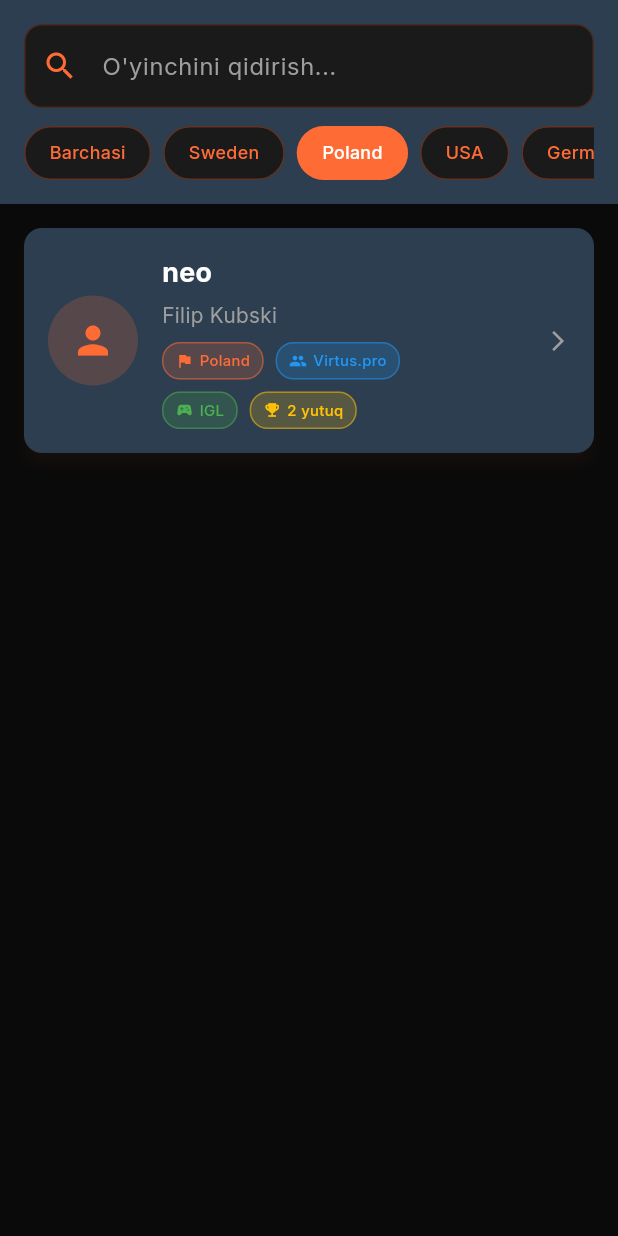
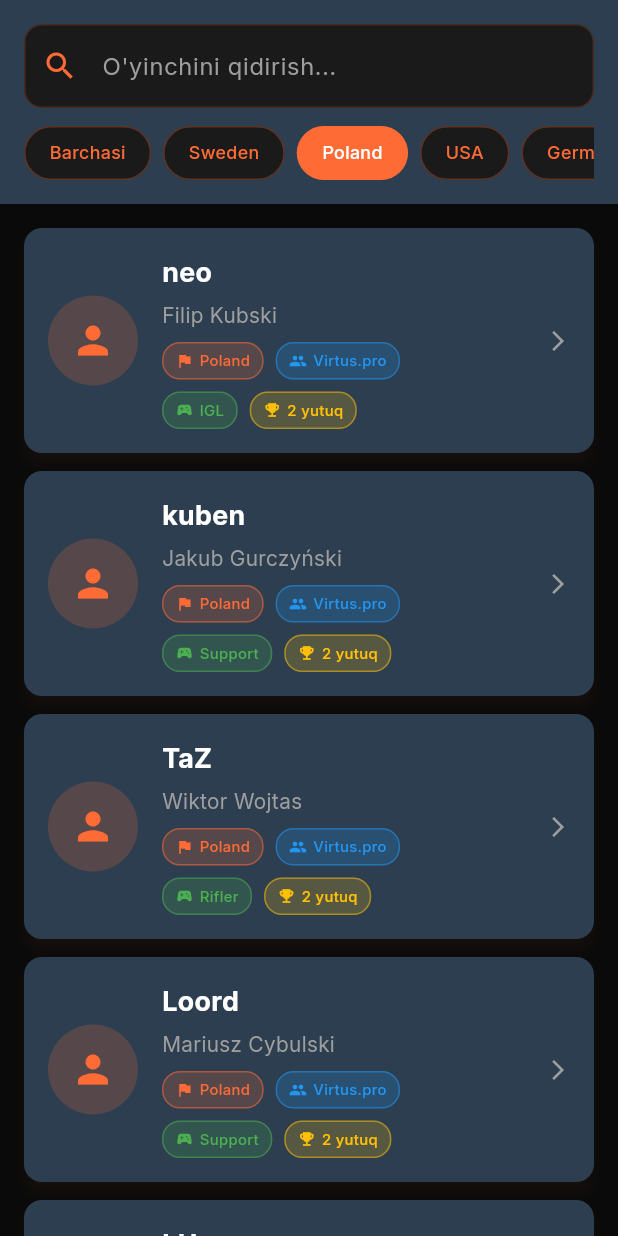
Before and after one commit to Turgunoff/cs16_pro_guide, a Flutter app: the ProPlayersContent widget shown alone on an empty page, opened directly, after a tap on "Sweden", after a tap on "Poland", on a phone screen of 412 x 824 dp. Run offline on Flutter 3.47's test engine with Material 3 defaults, Android fonts, the phone set to English and light mode, and no system bars; our stand-ins replace easy_localization, shared_preferences; accounts and stored records are empty.

Commit message:
Add pro players data for Natus Vincere, Virtus.pro, SK Gaming, Fnatic, and mousesports
- Introduced new player entries including names, real names, countries, teams, positions, achievements, and photos.
- Expanded the player roster to enhance the Pro Players content section with notable esports figures.

```diff
--- a/lib/widgets/pro_players_content.dart
+++ b/lib/widgets/pro_players_content.dart
@@ -65,6 +65,186 @@ class _ProPlayersContentState extends State<ProPlayersContent>
       'position': 'Rifler',
       'achievements': ['WCG 2005 Champion', 'CPL 2005'],
       'photo': 'assets/images/players/zet.jpg',
+    },
+    {
+      'name': 'markeloff',
+      'realName': 'Yegor Markelov',
+      'country': 'Ukraine',
+      'team': 'Natus Vincere',
+      'position': 'AWP',
+      'achievements': ['IEM IV World Champion', 'ESWC 2010 Champion'],
+      'photo': 'assets/images/players/markeloff.jpg',
+    },
+    {
+      'name': 'Edward',
+      'realName': 'Ioann Sukhariev',
+      'country': 'Ukraine',
+      'team': 'Natus Vincere',
+      'position': 'Rifler',
+      'achievements': ['IEM IV World Champion', 'ESWC 2010 Champion'],
+      'photo': 'assets/images/players/edward.jpg',
+    },
+    {
+      'name': 'ceh9',
+      'realName': 'Arseniy Trynozhenko',
+      'country': 'Ukraine',
+      'team': 'Natus Vincere',
+      'position': 'Support',
+      'achievements': ['IEM IV World Champion', 'ESWC 2010 Champion'],
+      'photo': 'assets/images/players/ceh9.jpg',
+    },
+    {
+      'name': 'starix',
+      'realName': 'Sergey Ischuk',
+      'country': 'Ukraine',
+      'team': 'Natus Vincere',
+      'position': 'Rifler',
+      'achievements': ['IEM IV World Champion', 'ESWC 2010 Champion'],
+      'photo': 'assets/images/players/starix.jpg',
+    },
+    {
+      'name': 'Zeus',
+      'realName': 'Danylo Teslenko',
+      'country': 'Ukraine',
+      'team': 'Natus Vincere',
+      'position': 'IGL',
+      'achievements': ['IEM IV World Champion', 'ESWC 2010 Champion'],
+      'photo': 'assets/images/players/zeus.jpg',
+    },
+    {
+      'name': 'kuben',
+      'realName': 'Jakub Gurczyński',
+      'country': 'Poland',
+      'team': 'Virtus.pro',
+      'position': 'Support',
+      'achievements': ['WCG 2009 Champion', 'ESWC 2008'],
+      'photo': 'assets/images/players/kuben.jpg',
+    },
+    {
+      'name': 'TaZ',
+      'realName': 'Wiktor Wojtas',
+      'country': 'Poland',
+      'team': 'Virtus.pro',
+      'position': 'Rifler',
+      'achievements': ['WCG 2009 Champion', 'ESWC 2008'],
+      'photo': 'assets/images/players/taz.jpg',
+    },
+    {
+      'name': 'Loord',
+      'realName': 'Mariusz Cybulski',
+      'country': 'Poland',
+      'team': 'Virtus.pro',
+      'position': 'Support',
+      'achievements': ['WCG 2009 Champion', 'ESWC 2008'],
+      'photo': 'assets/images/players/loord.jpg',
+    },
+    {
+      'name': 'LUq',
+      'realName': 'Łukasz Wnęk',
+      'country': 'Poland',
+      'team': 'Virtus.pro',
+      'position': 'AWP',
+      'achievements': ['WCG 2009 Champion', 'ESWC 2008'],
+      'photo': 'assets/images/players/luq.jpg',
+    },
+    {
+      'name': 'walle',
+      'realName': 'Dennis Wallenberg',
+      'country': 'Sweden',
+      'team': 'SK Gaming',
+      'position': 'AWP',
+      'achievements': ['WCG 2006 Champion', 'CPL 2005 World Tour'],
+      'photo': 'assets/images/players/walle.jpg',
+    },
+    {
+      'name': 'RobbaN',
+      'realName': 'Robert Dahlström',
+      'country': 'Sweden',
+      'team': 'SK Gaming',
+      'position': 'IGL',
+      'achievements': ['WCG 2006 Champion', 'CPL 2005 World Tour'],
+      'photo': 'assets/images/players/robban.jpg',
+    },
+    {
+      'name': 'dsn',
+      'realName': 'Harley Örwall',
+      'country': 'Sweden',
+      'team': 'Fnatic',
+      'position': 'AWP',
+      'achievements': ['WCG 2009 Champion', 'IEM III Champion'],
+      'photo': 'assets/images/players/dsn.jpg',
+    },
+    {
+      'name': 'cArn',
+      'realName': 'Patrik Sättermon',
+      'country': 'Sweden',
+      'team': 'Fnatic',
+      'position': 'IGL',
+      'achievements': ['WCG 2009 Champion', 'IEM III Champion'],
+      'photo': 'assets/images/players/carn.jpg',
+    },
+    {
+      'name': 'fisker',
+      'realName': 'Michael Fisk',
+      'country': 'Sweden',
+      'team': 'SK Gaming',
+      'position': 'Rifler',
+      'achievements': ['CPL 2001 Champion', 'WCG 2001'],
+      'photo': 'assets/images/players/fisker.jpg',
+    },
+    {
+      'name': 'roman',
+      'realName': 'Roman Ausserdorfer',
+      'country': 'Germany',
+      'team': 'mousesports',
+      'position': 'Rifler',
+      'achievements': ['IEM III European Champion'],
+      'photo': 'assets/images/players/roman.jpg',
+    },
+    {
+      'name': 'gob b',
+      'realName': 'Fatih Dayik',
+      'country': 'Germany',
+      'team': 'mousesports',
+      'position': 'IGL',
+      'achievements': ['IEM III European Champion'],
+      'photo': 'assets/images/players/gobb.jpg',
+    },
+    {
+      'name': 'karrigan',
+      'realName': 'Finn Andersen',
+      'country': 'Denmark',
+      'team': 'mousesports',
+      'position': 'Rifler',
+      'achievements': ['IEM III European Champion'],
+      'photo': 'assets/images/players/karrigan.jpg',
+    },
+    {
+      'name': 'trace',
+      'realName': 'Martin Heldt',
+      'country': 'Denmark',
+      'team': 'mTw',
+      'position': 'Rifler',
+      'achievements': ['WCG 2008 Champion'],
+      'photo': 'assets/images/players/trace.jpg',
+    },
+    {
+      'name': 'zonic',
+      'realName': 'Danny Sørensen',
+      'country': 'Denmark',
+      'team': 'mTw',
+      'position': 'Rifler',
+      'achievements': ['WCG 2008 Champion'],
+      'photo': 'assets/images/players/zonic.jpg',
+    },
+    {
+      'name': 'ave',
+      'realName': 'Alexander Holdt',
+      'country': 'Denmark',
+      'team': 'mTw',
+      'position': 'IGL',
+      'achievements': ['WCG 2008 Champion'],
+      'photo': 'assets/images/players/ave.jpg',
     },
   ];
 
```
